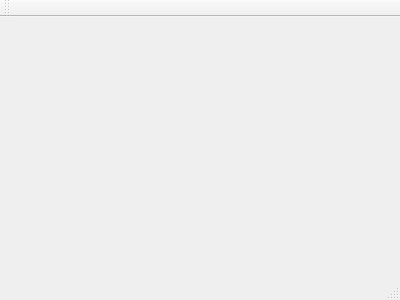
Above: ProyectoIA/mainwindow.ui from sebaxtian/IA before the change. Below: the same form after it.
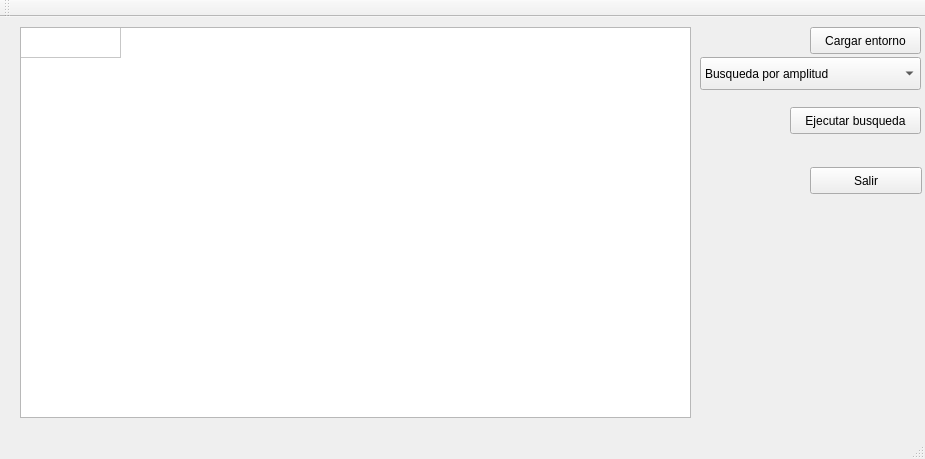
That is the form after the change.

Diff of the .ui file:
```diff
--- a/ProyectoIA/mainwindow.ui
+++ b/ProyectoIA/mainwindow.ui
@@ -1,24 +1,137 @@
 <ui version="4.0">
  <class>MainWindow</class>
- <widget class="QMainWindow" name="MainWindow" >
-  <property name="geometry" >
+ <widget class="QMainWindow" name="MainWindow">
+  <property name="geometry">
    <rect>
     <x>0</x>
     <y>0</y>
-    <width>400</width>
-    <height>300</height>
+    <width>925</width>
+    <height>459</height>
    </rect>
   </property>
   <property name="windowTitle" >
    <string>MainWindow</string>
   </property>
-  <widget class="QMenuBar" name="menuBar" />
-  <widget class="QToolBar" name="mainToolBar" />
-  <widget class="QWidget" name="centralWidget" />
-  <widget class="QStatusBar" name="statusBar" />
+  <widget class="QWidget" name="centralWidget">
+   <widget class="QPushButton" name="btn_sel_entorno">
+    <property name="geometry">
+     <rect>
+      <x>810</x>
+      <y>10</y>
+      <width>111</width>
+      <height>27</height>
+     </rect>
+    </property>
+    <property name="text">
+     <string>Cargar entorno</string>
+    </property>
+   </widget>
+   <widget class="QTableWidget" name="tablaEntono">
+    <property name="geometry">
+     <rect>
+      <x>20</x>
+      <y>10</y>
+      <width>671</width>
+      <height>391</height>
+     </rect>
+    </property>
+    <property name="lineWidth">
+     <number>0</number>
+    </property>
+    <property name="midLineWidth">
+     <number>0</number>
+    </property>
+    <property name="showGrid">
+     <bool>true</bool>
+    </property>
+    <attribute name="horizontalHeaderVisible">
+     <bool>false</bool>
+    </attribute>
+    <attribute name="horizontalHeaderCascadingSectionResizes">
+     <bool>true</bool>
+    </attribute>
+    <attribute name="verticalHeaderVisible">
+     <bool>false</bool>
+    </attribute>
+    <row>
+     <property name="text">
+      <string>New Row</string>
+     </property>
+    </row>
+    <column>
+     <property name="text">
+      <string>New Column</string>
+     </property>
+    </column>
+   </widget>
+   <widget class="QPushButton" name="btn_salir">
+    <property name="geometry">
+     <rect>
+      <x>810</x>
+      <y>150</y>
+      <width>112</width>
+      <height>27</height>
+     </rect>
+    </property>
+    <property name="text">
+     <string>Salir</string>
+    </property>
+   </widget>
+   <widget class="QComboBox" name="comboBox">
+    <property name="geometry">
+     <rect>
+      <x>700</x>
+      <y>40</y>
+      <width>221</width>
+      <height>33</height>
+     </rect>
+    </property>
+    <item>
+     <property name="text">
+      <string>Busqueda por amplitud</string>
+     </property>
+    </item>
+    <item>
+     <property name="text">
+      <string>Busqueda por costo uniforme</string>
+     </property>
+    </item>
+   </widget>
+   <widget class="QPushButton" name="btn_busquda">
+    <property name="geometry">
+     <rect>
+      <x>790</x>
+      <y>90</y>
+      <width>131</width>
+      <height>27</height>
+     </rect>
+    </property>
+    <property name="text">
+     <string>Ejecutar busqueda</string>
+    </property>
+   </widget>
+  </widget>
+  <widget class="QMenuBar" name="menuBar">
+   <property name="geometry">
+    <rect>
+     <x>0</x>
+     <y>0</y>
+     <width>925</width>
+     <height>27</height>
+    </rect>
+   </property>
+  </widget>
+  <widget class="QToolBar" name="mainToolBar">
+   <attribute name="toolBarArea">
+    <enum>TopToolBarArea</enum>
+   </attribute>
+   <attribute name="toolBarBreak">
+    <bool>false</bool>
+   </attribute>
+  </widget>
+  <widget class="QStatusBar" name="statusBar"/>
  </widget>
- <layoutDefault spacing="6" margin="11" />
- <pixmapfunction></pixmapfunction>
+ <layoutdefault spacing="6" margin="11"/>
  <resources/>
  <connections/>
 </ui>
```
Left out of the diff: 3 changed lines with no effect on the pictures.
